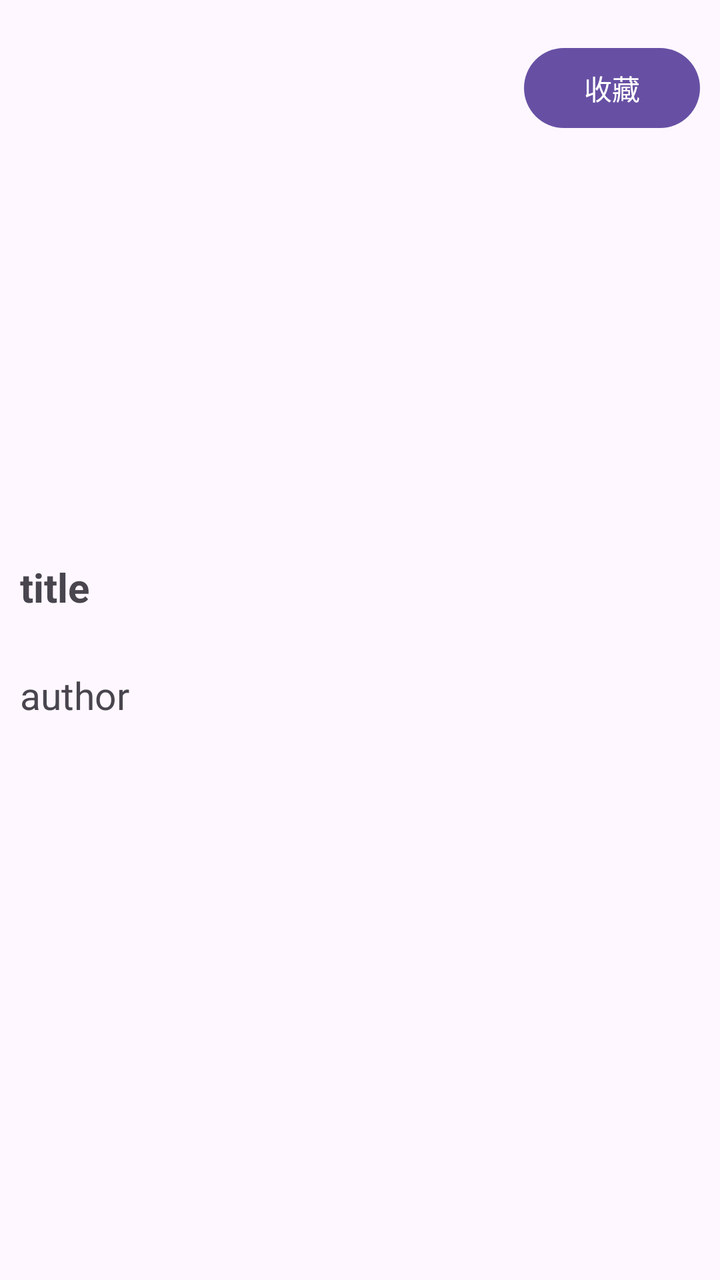
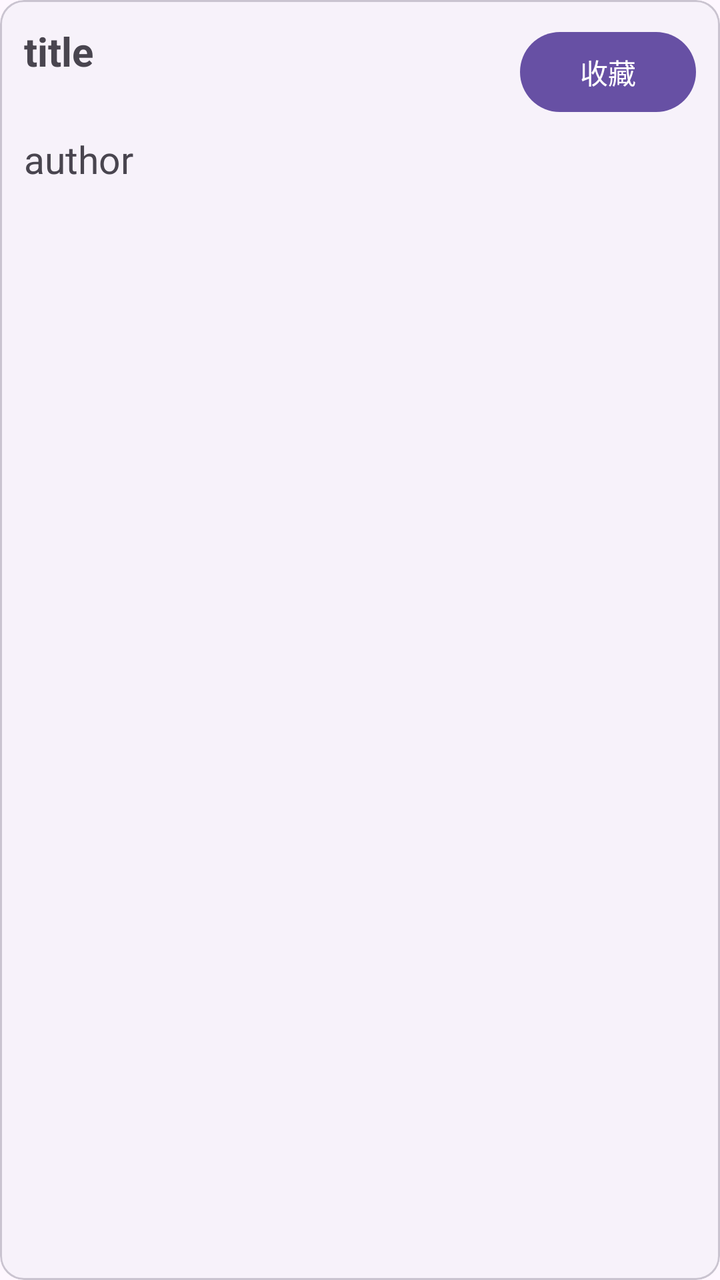

Compare the two renders of this Android layout. The source of the first and the diff that turns it into the second are given below.
<!-- AndroidManifest.xml: application theme Theme.MyProject -->
<!-- res/layout/rv_item.xml -->
<?xml version="1.0" encoding="utf-8"?>
<androidx.constraintlayout.widget.ConstraintLayout xmlns:android="http://schemas.android.com/apk/res/android"
    xmlns:app="http://schemas.android.com/apk/res-auto"
    android:layout_width="match_parent"
    android:layout_height="wrap_content"
    android:paddingVertical="10dp">

    <TextView
        android:id="@+id/title_text"
        android:layout_width="0dp"
        android:layout_height="wrap_content"
        android:layout_marginStart="10dp"
        android:layout_marginBottom="4dp"
        android:ellipsize="end"
        android:maxLines="2"
        android:minLines="2"
        android:text="@string/mainTitle"
        android:textSize="20sp"
        android:textStyle="bold"
        app:layout_constraintBottom_toTopOf="@+id/subTitle_text"
        app:layout_constraintEnd_toStartOf="@+id/collect_button"
        app:layout_constraintStart_toStartOf="parent"
        app:layout_constraintTop_toTopOf="parent"
        app:layout_constraintVertical_chainStyle="packed" />

    <TextView
        android:id="@+id/subTitle_text"
        android:layout_width="0dp"
        android:layout_height="wrap_content"
        android:ellipsize="end"
        android:maxLines="1"
        android:text="@string/author"
        android:textSize="19sp"
        app:layout_constraintBottom_toBottomOf="parent"
        app:layout_constraintEnd_toStartOf="@+id/collect_button"
        app:layout_constraintStart_toStartOf="@+id/title_text"
        app:layout_constraintTop_toBottomOf="@+id/title_text" />

    <Button
        android:id="@+id/collect_button"
        android:layout_width="wrap_content"
        android:layout_height="wrap_content"
        android:layout_margin="10dp"
        android:text="@string/collectButton"
        app:layout_constraintEnd_toEndOf="parent"
        app:layout_constraintTop_toTopOf="parent" />

</androidx.constraintlayout.widget.ConstraintLayout>
<!-- resources referenced by this layout -->
<resources>
  <string name="author">author</string>
  <string name="collectButton">收藏</string>
  <string name="mainTitle">title</string>
  <style name="Theme.MyProject" parent="Base.Theme.MyProject" />
  <style name="Base.Theme.MyProject" parent="Theme.Material3.DayNight.NoActionBar">
          
          
      </style>
</resources>

<!-- the commit's change to res/layout/rv_item.xml (unified diff, before → after) -->
@@ -1,48 +1,62 @@
 <?xml version="1.0" encoding="utf-8"?>
-<androidx.constraintlayout.widget.ConstraintLayout xmlns:android="http://schemas.android.com/apk/res/android"
+<com.google.android.material.card.MaterialCardView xmlns:android="http://schemas.android.com/apk/res/android"
     xmlns:app="http://schemas.android.com/apk/res-auto"
+    style="@style/Widget.Material3.CardView.Outlined"
     android:layout_width="match_parent"
     android:layout_height="wrap_content"
-    android:paddingVertical="10dp">
+    android:layout_marginStart="12dp"
+    android:layout_marginTop="4dp"
+    android:layout_marginEnd="12dp"
+    android:layout_marginBottom="4dp"
+    android:clickable="true"
+    android:focusable="true"
+    app:cardBackgroundColor="?attr/colorSurfaceContainerLow"
+    app:cardCornerRadius="12dp">
 
-    <TextView
-        android:id="@+id/title_text"
-        android:layout_width="0dp"
+    <androidx.constraintlayout.widget.ConstraintLayout
+        android:layout_width="match_parent"
         android:layout_height="wrap_content"
-        android:layout_marginStart="10dp"
-        android:layout_marginBottom="4dp"
-        android:ellipsize="end"
-        android:maxLines="2"
-        android:minLines="2"
-        android:text="@string/mainTitle"
-        android:textSize="20sp"
-        android:textStyle="bold"
-        app:layout_constraintBottom_toTopOf="@+id/subTitle_text"
-        app:layout_constraintEnd_toStartOf="@+id/collect_button"
-        app:layout_constraintStart_toStartOf="parent"
-        app:layout_constraintTop_toTopOf="parent"
-        app:layout_constraintVertical_chainStyle="packed" />
+        android:padding="12dp">
 
-    <TextView
-        android:id="@+id/subTitle_text"
-        android:layout_width="0dp"
-        android:layout_height="wrap_content"
-        android:ellipsize="end"
-        android:maxLines="1"
-        android:text="@string/author"
-        android:textSize="19sp"
-        app:layout_constraintBottom_toBottomOf="parent"
-        app:layout_constraintEnd_toStartOf="@+id/collect_button"
-        app:layout_constraintStart_toStartOf="@+id/title_text"
-        app:layout_constraintTop_toBottomOf="@+id/title_text" />
+        <TextView
+            android:id="@+id/title_text"
+            android:layout_width="0dp"
+            android:layout_height="wrap_content"
+            android:layout_marginBottom="4dp"
+            android:ellipsize="end"
+            android:maxLines="2"
+            android:minLines="2"
+            android:text="@string/mainTitle"
+            android:textSize="20sp"
+            android:textStyle="bold"
+            app:layout_constraintBottom_toTopOf="@+id/subTitle_text"
+            app:layout_constraintEnd_toStartOf="@+id/collect_button"
+            app:layout_constraintStart_toStartOf="parent"
+            app:layout_constraintTop_toTopOf="parent"
+            app:layout_constraintVertical_chainStyle="packed" />
 
-    <Button
-        android:id="@+id/collect_button"
-        android:layout_width="wrap_content"
-        android:layout_height="wrap_content"
-        android:layout_margin="10dp"
-        android:text="@string/collectButton"
-        app:layout_constraintEnd_toEndOf="parent"
-        app:layout_constraintTop_toTopOf="parent" />
+        <TextView
+            android:id="@+id/subTitle_text"
+            android:layout_width="0dp"
+            android:layout_height="wrap_content"
+            android:ellipsize="end"
+            android:maxLines="1"
+            android:text="@string/author"
+            android:textSize="19sp"
+            app:layout_constraintBottom_toBottomOf="parent"
+            app:layout_constraintEnd_toStartOf="@+id/collect_button"
+            app:layout_constraintStart_toStartOf="@+id/title_text"
+            app:layout_constraintTop_toBottomOf="@+id/title_text" />
 
-</androidx.constraintlayout.widget.ConstraintLayout>
+        <Button
+            android:id="@+id/collect_button"
+            android:layout_width="wrap_content"
+            android:layout_height="wrap_content"
+            android:layout_marginStart="8dp"
+            android:text="@string/collectButton"
+            app:layout_constraintEnd_toEndOf="parent"
+            app:layout_constraintTop_toTopOf="parent" />
+
+    </androidx.constraintlayout.widget.ConstraintLayout>
+
+</com.google.android.material.card.MaterialCardView>
